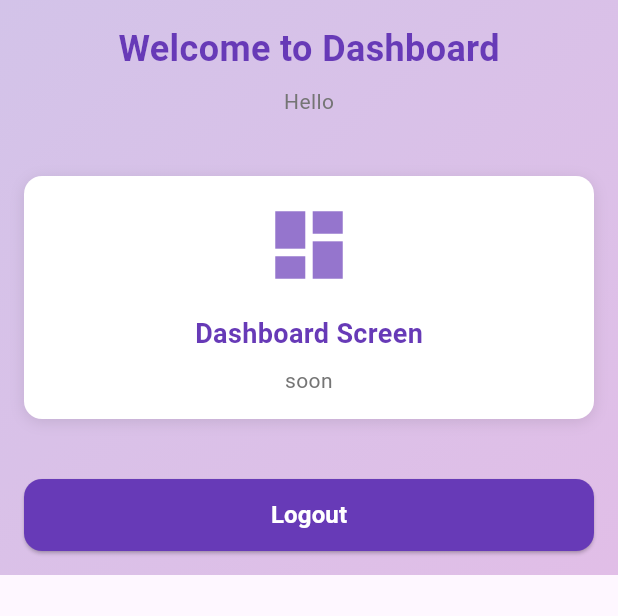
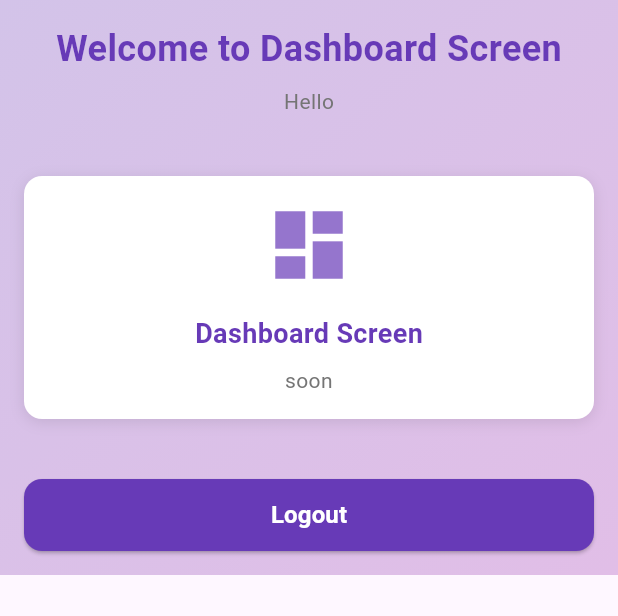
Before and after one commit to rojitalemagar/bhet_ghat_app, a Flutter app: the DashboardScreen screen opened by its route, on a phone screen of 412 x 824 dp, the part 229-845 px from its top. Run offline on Flutter 3.47's test engine with Material 3 defaults, Android fonts, the light colour scheme and no system bars.

Commit message:
dashboard screen

```diff
--- a/lib/screens/dashboard_screen.dart
+++ b/lib/screens/dashboard_screen.dart
@@ -50,7 +50,7 @@ class _DashboardScreenState extends State<DashboardScreen> {
                         ),
                         SizedBox(height: isMobile ? 16 : 24),
                         Text(
-                          'Welcome to Dashboard',
+                          'Welcome to Dashboard Screen',
                           style: TextStyle(
                             fontSize: isMobile ? 24 : 32,
                             fontWeight: FontWeight.bold,
```
